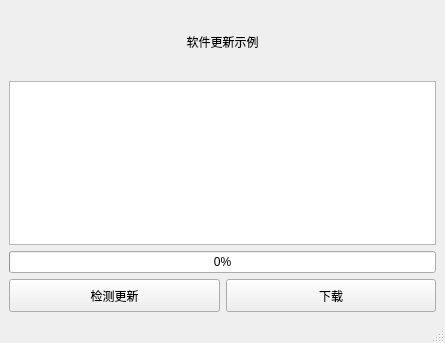
wyk0822/myMethodBase, file python/qtUpdateVersion/updateServer/UClient/sample.ui: the form before one commit.
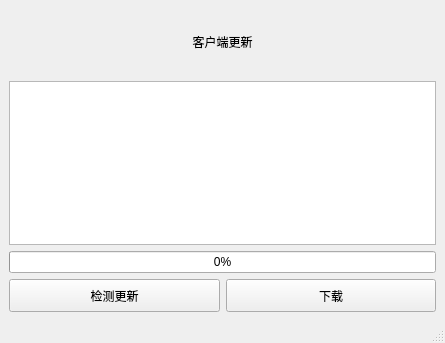
The form after the commit.

```diff
--- a/python/qtUpdateVersion/updateServer/UClient/sample.ui
+++ b/python/qtUpdateVersion/updateServer/UClient/sample.ui
@@ -21,7 +21,7 @@
        <string notr="true">font: 25 28pt &quot;Microsoft YaHei&quot;;</string>
       </property>
       <property name="text">
-       <string>软件更新示例</string>
+       <string>客户端更新</string>
       </property>
       <property name="alignment">
        <set>Qt::AlignCenter</set>
```
